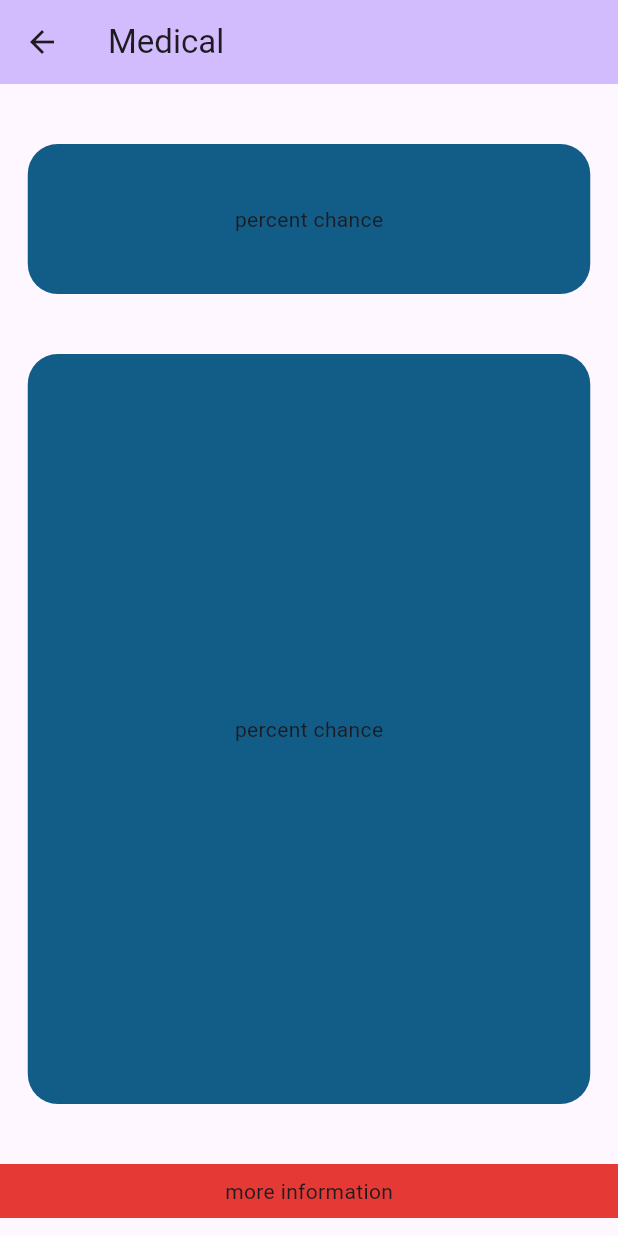
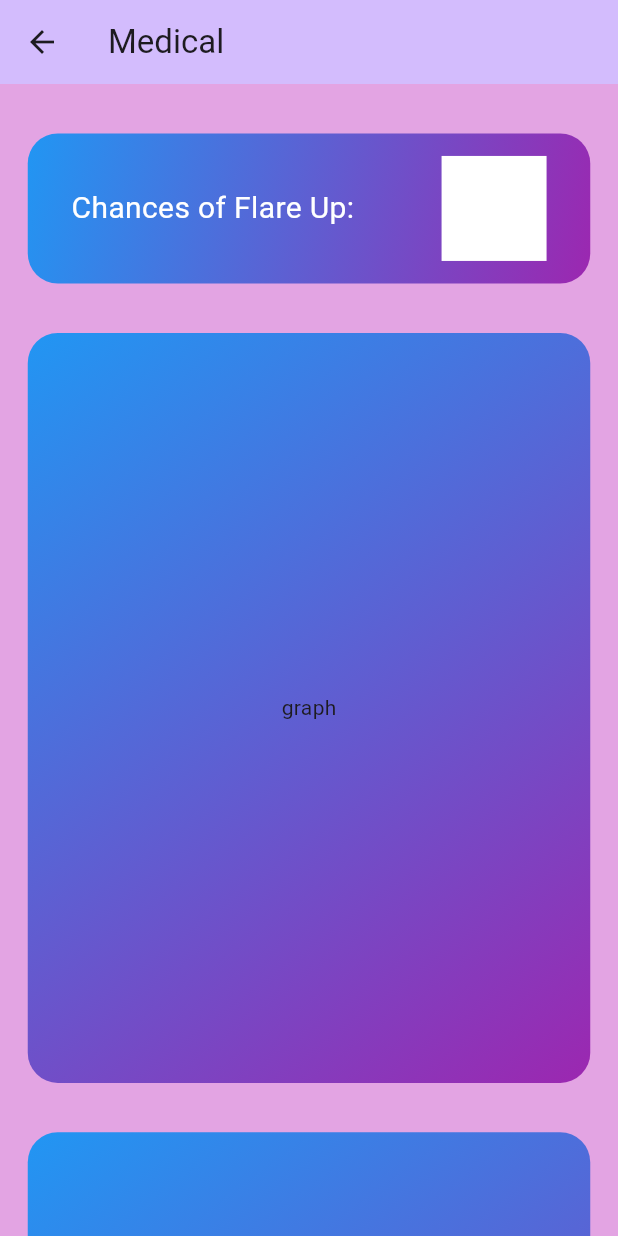
Before and after one commit to Skylar1245/Hack-Ohio-12, a Flutter app: the Medicalbaseclass screen opened directly, on a phone screen of 412 x 824 dp. Run offline on Flutter 3.47's test engine with Material 3 defaults, Android fonts, the phone set to English and light mode, and no system bars; our stand-ins replace geolocator, weather.

Commit message:
global methods updated

```diff
--- a/lib/UI Files/medicalbaseClass.dart
+++ b/lib/UI Files/medicalbaseClass.dart
@@ -1,4 +1,5 @@
 import 'package:flutter/material.dart';
+import 'package:hackohio12/global_methods.dart';
 
 class Medicalbaseclass extends StatefulWidget {
   const Medicalbaseclass({super.key, required this.title});
@@ -12,42 +13,47 @@ class Medicalbaseclass extends StatefulWidget {
 class _SkeletonState extends State<Medicalbaseclass> {
   @override
   Widget build(BuildContext context) {
-    Divider divider = Divider(height: 40, color: Colors.transparent);
+    Divider divider = Divider(height: Global.getHeightByPercentage(context, 4), color: Colors.transparent);
+    Decoration decoration = BoxDecoration(
+      gradient: Global.gradient(),
+                  borderRadius:
+                      BorderRadius.circular(20), // Adjust the radius as needed
+                  color: const Color.fromARGB(255, 17, 93, 136),
+                );
     return Scaffold(
+      backgroundColor: Global.background(),
       appBar: AppBar(
         backgroundColor: Theme.of(context).colorScheme.inversePrimary,
         title: Text(widget.title),
       ),
-      body: Center(
+      body: SingleChildScrollView(
         child: Column(
-          //mainAxisAlignment: MainAxisAlignment.center,
           children: <Widget>[
             divider,
             Container(
-                decoration: BoxDecoration(
-                  borderRadius:
-                      BorderRadius.circular(20), // Adjust the radius as needed
-                  color: const Color.fromARGB(255, 17, 93, 136),
-                ),
+                decoration: decoration,
                 alignment: Alignment.center,
                 width: 375,
                 height: 100,
-                child: Text("percent chance")),
+                child: Row(
+                  mainAxisAlignment: MainAxisAlignment.spaceAround,
+                  children: [
+                    Text("Chances of Flare Up:", style: TextStyle(color: Color.fromARGB(255, 255, 255, 255), fontSize: 20)),
+                    Container(width: 70, height: 70, color: Color.fromARGB(255, 255, 255, 255))
+                  ]
+)),
                 divider,
             Container(
-                decoration: BoxDecoration(
-                  borderRadius:
-                      BorderRadius.circular(20), // Adjust the radius as needed
-                  color: const Color.fromARGB(255, 17, 93, 136),
-                ),
+                decoration: decoration,
                 alignment: Alignment.center,
                 width: 375,
                 height: 500,
-                child: Text("percent chance")),
+                child: Text("graph")),
                 divider,
             Container(
-                padding: const EdgeInsets.all(8.0),
-                color: Colors.red[600],
+              decoration: decoration,
+                width: 375,
+                height: 500,
                 alignment: Alignment.bottomCenter,
                 child: Text("more information"))
           ],
--- a/lib/global_methods.dart
+++ b/lib/global_methods.dart
@@ -12,4 +12,27 @@ class Global {
     double percentModifier = percentage / 100;
     return MediaQuery.sizeOf(context).height * percentModifier;
   }
+
+  static LinearGradient gradient(){
+    return LinearGradient(
+          colors: [Colors.blue, Colors.purple],
+          begin: Alignment.topLeft,
+          end: Alignment.bottomRight,
+        );
+  }
+  static Color background() {
+    return Color.fromARGB(255, 227, 164, 227);
+  }
+
+  static Color buttons() {
+    return Color.fromARGB(255, 0, 0, 0);
+  }
+
+  static Color foreground() {
+    return Color.fromARGB(255, 0, 0, 0);
+  }
+
+  static Color textColor() {
+    return Color.fromARGB(255, 255, 255, 255);
+  }
 }
```
